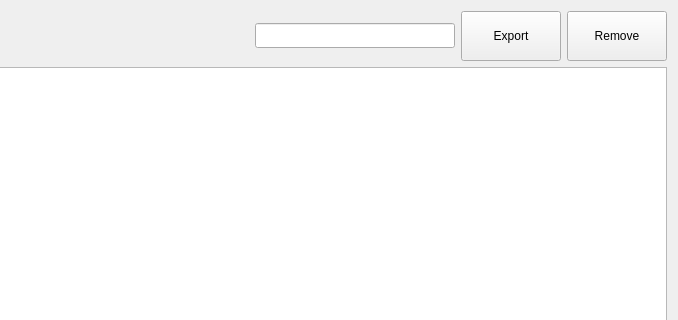
This is assets/ui/experiments.ui in jfnavarro/st_viewer as Qt 5 draws it before an edit; both pictures show x 459 to 1137 and y 0 to 320 of the 1137 by 613 pixel window. The edited form follows.
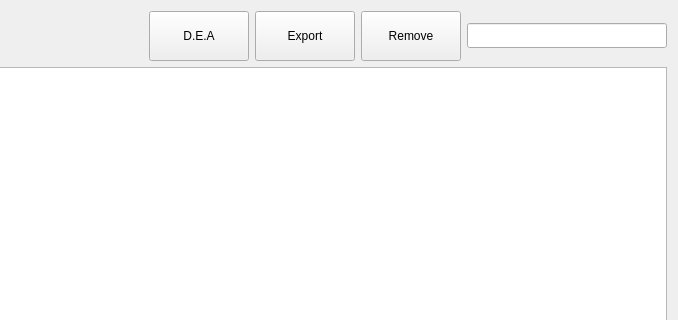
This is the edited form. Icons and pictures are not drawn. Custom widgets are drawn as their Qt base class.

```diff
--- a/assets/ui/experiments.ui
+++ b/assets/ui/experiments.ui
@@ -86,6 +86,84 @@
        </property>
       </spacer>
      </item>
+     <item>
+      <widget class="QPushButton" name="ddaAnalysis">
+       <property name="minimumSize">
+        <size>
+         <width>100</width>
+         <height>50</height>
+        </size>
+       </property>
+       <property name="maximumSize">
+        <size>
+         <width>100</width>
+         <height>50</height>
+        </size>
+       </property>
+       <property name="toolTip">
+        <string>Performs a Differential Expression analysis </string>
+       </property>
+       <property name="text">
+        <string>D.E.A</string>
+       </property>
+       <property name="icon">
+        <iconset resource="../../../st_client-build/application.qrc">
+         <normaloff>:/images/dynamicrange.png</normaloff>:/images/dynamicrange.png</iconset>
+       </property>
+      </widget>
+     </item>
+     <item>
+      <widget class="QPushButton" name="exportSelections">
+       <property name="minimumSize">
+        <size>
+         <width>100</width>
+         <height>50</height>
+        </size>
+       </property>
+       <property name="maximumSize">
+        <size>
+         <width>100</width>
+         <height>50</height>
+        </size>
+       </property>
+       <property name="toolTip">
+        <string>Export the selected selections</string>
+       </property>
+       <property name="text">
+        <string>Export</string>
+       </property>
+       <property name="icon">
+        <iconset resource="../../../st_client-build/application.qrc">
+         <normaloff>:/images/export.png</normaloff>:/images/export.png</iconset>
+       </property>
+      </widget>
+     </item>
+     <item>
+      <widget class="QPushButton" name="removeSelections">
+       <property name="minimumSize">
+        <size>
+         <width>100</width>
+         <height>50</height>
+        </size>
+       </property>
+       <property name="maximumSize">
+        <size>
+         <width>100</width>
+         <height>50</height>
+        </size>
+       </property>
+       <property name="toolTip">
+        <string>Remove the selected selections</string>
+       </property>
+       <property name="text">
+        <string>Remove</string>
+       </property>
+       <property name="icon">
+        <iconset resource="../../../st_client-build/application.qrc">
+         <normaloff>:/images/abort.png</normaloff>:/images/abort.png</iconset>
+       </property>
+      </widget>
+     </item>
      <item>
       <widget class="QLineEdit" name="filterLineEdit">
        <property name="sizePolicy">
@@ -123,58 +201,6 @@
        </property>
       </widget>
      </item>
-     <item>
-      <widget class="QPushButton" name="exportSelections">
-       <property name="minimumSize">
-        <size>
-         <width>100</width>
-         <height>50</height>
-        </size>
-       </property>
-       <property name="maximumSize">
-        <size>
-         <width>100</width>
-         <height>50</height>
-        </size>
-       </property>
-       <property name="toolTip">
-        <string>Export the selected selections</string>
-       </property>
-       <property name="text">
-        <string>Export</string>
-       </property>
-       <property name="icon">
-        <iconset resource="../../../st_client-build/application.qrc">
-         <normaloff>:/images/export.png</normaloff>:/images/export.png</iconset>
-       </property>
-      </widget>
-     </item>
-     <item>
-      <widget class="QPushButton" name="removeSelections">
-       <property name="minimumSize">
-        <size>
-         <width>100</width>
-         <height>50</height>
-        </size>
-       </property>
-       <property name="maximumSize">
-        <size>
-         <width>100</width>
-         <height>50</height>
-        </size>
-       </property>
-       <property name="toolTip">
-        <string>Remove the selected selections</string>
-       </property>
-       <property name="text">
-        <string>Remove</string>
-       </property>
-       <property name="icon">
-        <iconset resource="../../../st_client-build/application.qrc">
-         <normaloff>:/images/abort.png</normaloff>:/images/abort.png</iconset>
-       </property>
-      </widget>
-     </item>
     </layout>
    </item>
    <item>
```
